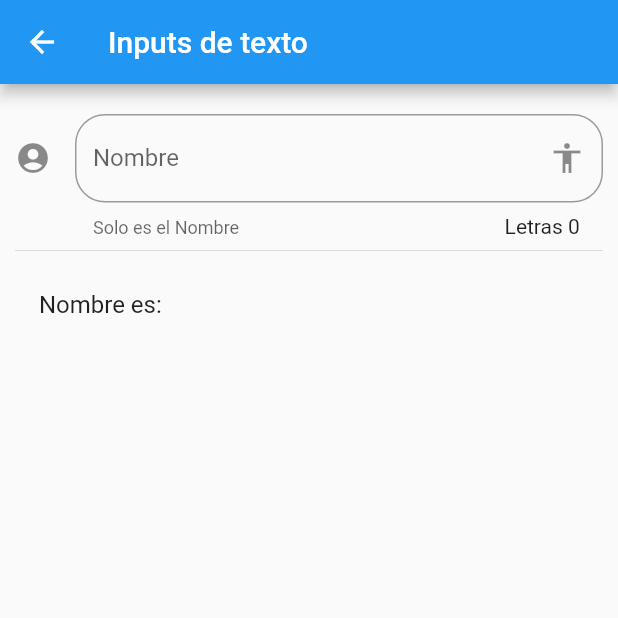
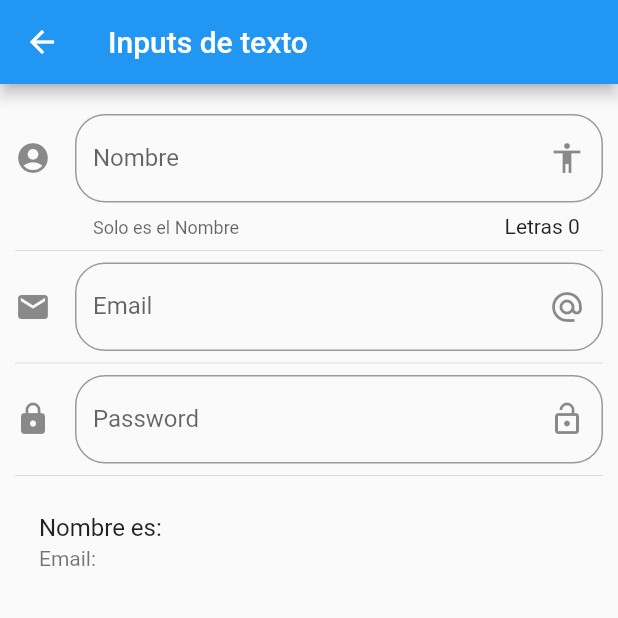
Before and after one commit to eddieware/componentes, a Flutter app: the InputPage screen opened by its route, on a phone screen of 412 x 824 dp, the top half of it. Run offline on Flutter 3.47's test engine with Material 2 defaults, Android fonts, the phone set to English and light mode, and no system bars.

Commit message:
password field

```diff
--- a/lib/src/pages/input_page.dart
+++ b/lib/src/pages/input_page.dart
@@ -1,5 +1,4 @@
 import 'package:flutter/material.dart';
-
 
 class InputPage extends StatefulWidget {
   @override
@@ -7,7 +6,9 @@ class InputPage extends StatefulWidget {
 }
 //https://www.netflix.com/watch/80185236?trackId=155573560
 class _InputPageState extends State<InputPage> {
+   String _email='';
   String _nombre='';
+
   @override
   Widget build(BuildContext context) {
     return Scaffold(
@@ -21,6 +22,10 @@ class _InputPageState extends State<InputPage> {
         children: <Widget>[
           _crearInput(),
           Divider(),
+          _crearEmail(),
+          Divider(),
+          _crearPassword(),
+           Divider(),
           _crearPersona(),
         ],
       ),
@@ -32,7 +37,6 @@ class _InputPageState extends State<InputPage> {
 
     return TextField(
       //autofocus: true, este comanando saca el teclado en automatico
-
       textCapitalization: TextCapitalization.sentences,
       decoration: InputDecoration(
         border: OutlineInputBorder(
@@ -56,16 +60,68 @@ class _InputPageState extends State<InputPage> {
            _nombre = valor;
         });
       } ,
+    );
+  }
 
+  Widget _crearEmail(){
+    return TextField(
+      keyboardType: TextInputType.emailAddress,
+      decoration: InputDecoration(
+        border: OutlineInputBorder(
+          //personalizar que tan pronunciados quiero los border
+          borderRadius: BorderRadius.circular(20)
+        ),
+
+        hintText: 'Email',
+        labelText: 'Email',
+        suffixIcon: Icon(Icons.alternate_email),
+        icon: Icon(Icons.email)
+
+
+      ),
+
+      onChanged: (valor)=>setState(() {
+           _email = valor;
+        })
+       ,
     );
 
   }
 
+  Widget _crearPassword(){
+
+    return TextField(
+      obscureText: true,
+      keyboardType: TextInputType.emailAddress,
+      decoration: InputDecoration(
+        border: OutlineInputBorder(
+          //personalizar que tan pronunciados quiero los border
+          borderRadius: BorderRadius.circular(20)
+        ),
+
+        hintText: 'Paswword',
+        labelText: 'Password',
+        suffixIcon: Icon(Icons.lock_open),
+        icon: Icon(Icons.lock)
+
+
+      ),
+
+      onChanged: (valor)=>setState(() {
+           _email = valor;
+        })
+       ,
+    );
+
+
+  }
+// imprime el nombre en pantalla en modo Binding
   Widget _crearPersona(){
 
     return ListTile(
 
       title: Text('Nombre es: $_nombre'),
+      subtitle: Text('Email: $_email'),
     );
   }
 }
```
